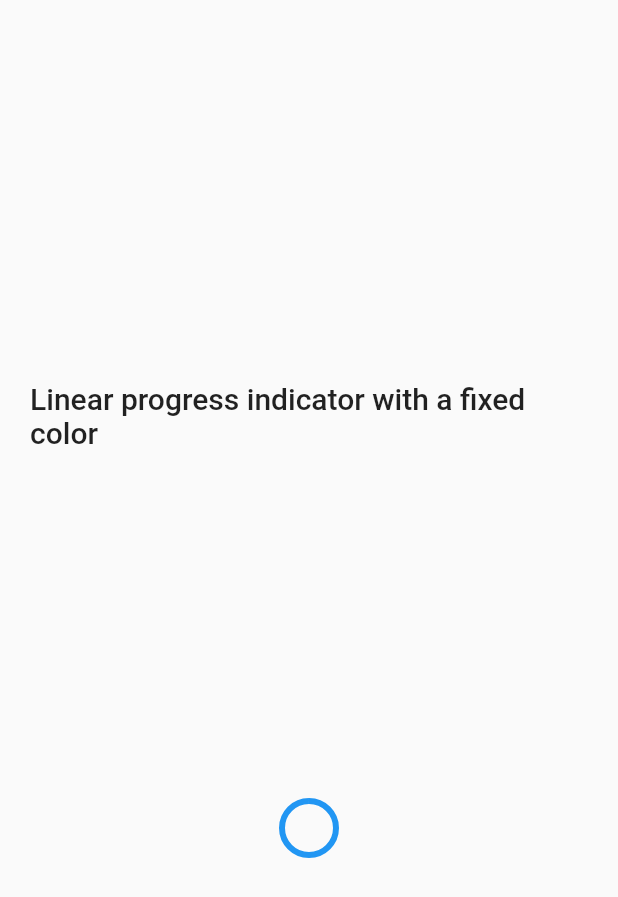
After one commit to JamesTiberiusKirk/fitness_logger_app, a Flutter app: the FlLoadingPage screen opened directly, on a phone screen of 412 x 824 dp. The commit adds this screen. Shown: the top 897 px of the screen. Run offline on Flutter 3.47's test engine with Material 2 defaults, Android fonts, the light colour scheme and no system bars; our stand-ins replace chopper, flutter_secure_storage; accounts and stored records are empty; generated files the repository leaves out were written again.

Commit message:
Update and restructure

```diff
--- /dev/null
+++ b/lib/pages/fl_loading_page.dart
@@ -0,0 +1,28 @@
+import 'package:flutter/cupertino.dart';
+import 'package:flutter/material.dart';
+
+class FlLoadingPage extends StatelessWidget {
+  // const FlLoadingPage({Key key}) : super(key: key);
+
+  @override
+  Widget build(BuildContext context) {
+    return Scaffold(
+      body: Padding(
+        padding: const EdgeInsets.all(20.0),
+        child: Column(
+          mainAxisAlignment: MainAxisAlignment.spaceEvenly,
+          children: <Widget>[
+            Text(
+              'Linear progress indicator with a fixed color',
+              style: Theme.of(context).textTheme.headline6,
+            ),
+            CircularProgressIndicator(
+              value: 15.5,
+              semanticsLabel: 'Linear progress indicator',
+            ),
+          ],
+        ),
+      ),
+    );
+  }
+}
--- a/lib/fl_secure_storage/fl_secure_storage.dart
+++ b/lib/services/fl_secure_storage.dart
@@ -13,3 +13,8 @@ Future<String?> getJwt() async {
   final storage = new FlutterSecureStorage();
   return storage.read(key: StoreKeys.jwt);
 }
+
+Future deleteAll() {
+  final storage = new FlutterSecureStorage();
+  return storage.deleteAll();
+}
```
Also changed, not shown: lib/auth_guard.dart (added, +21 -0 lines), lib/main.dart (+5 -60 lines), lib/pages/fl_jwt_page.dart (added, +60 -0 lines), lib/pages/fl_login_page.dart (+8 -4 lines), lib/router_generator.dart (added, +51 -0 lines), lib/services/auth.dart (added), lib/services/fl_api.chopper.dart (renamed from lib/fl_api/fl_api.chopper.dart), lib/services/fl_api.dart (renamed from lib/fl_api/fl_api.dart).
